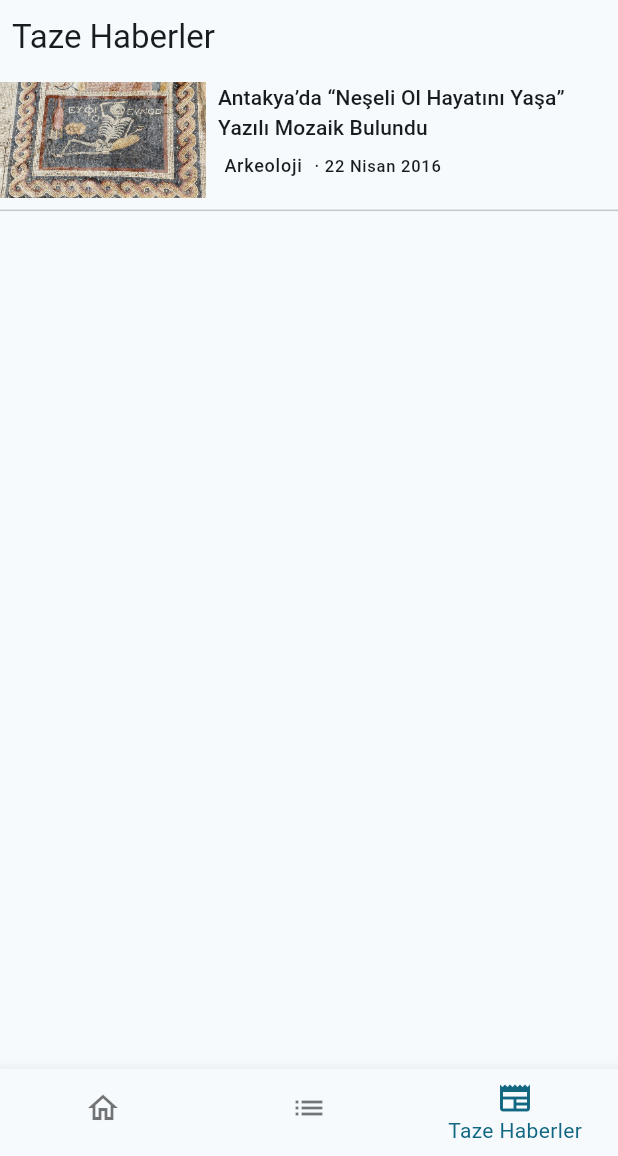
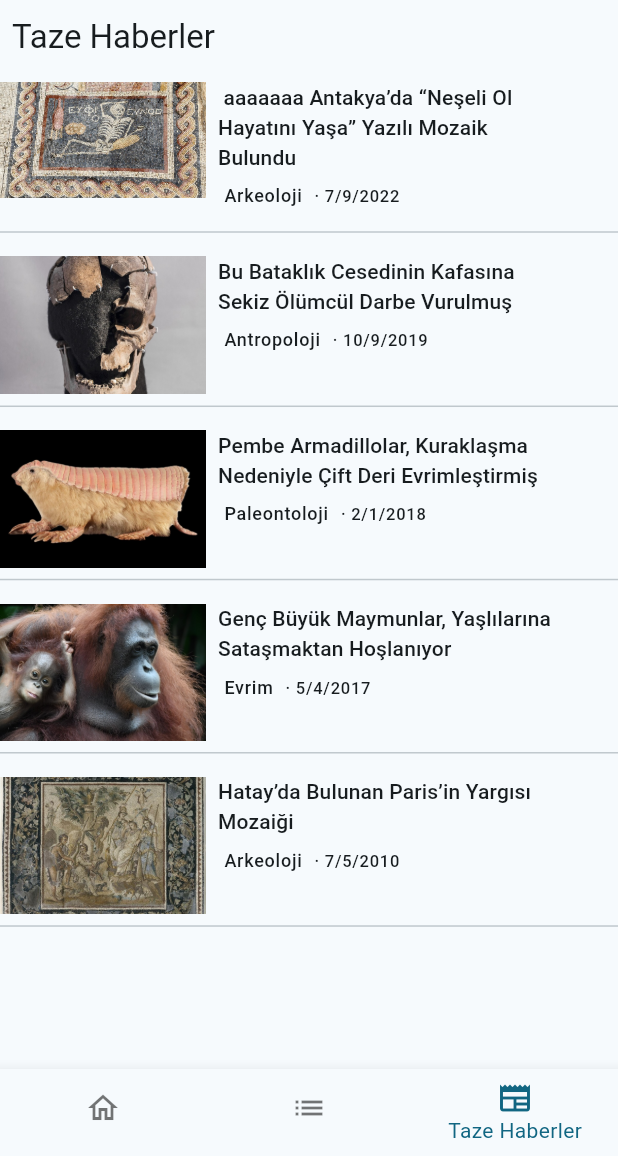
Before and after one commit to zehraCoskun/Arkeofili-Mobile, a Flutter app: the screen it shows after launch, item 3 of the bottom bar chosen, on a phone screen of 412 x 824 dp, the part 80-1236 px from its top. Run offline on Flutter 3.47's test engine with Material 3 defaults, Android fonts, the light colour scheme and no system bars.

Commit message:
latest posts screen updated

```diff
--- a/lib/data/dummy_data.dart
+++ b/lib/data/dummy_data.dart
@@ -3,7 +3,7 @@ import 'package:arkeofili_mobile/model/post_model.dart';
 
 final List<PostModel> dummyData = [
   PostModel(
-    title: "Antakya’da “Neşeli Ol Hayatını Yaşa” Yazılı Mozaik Bulundu",
+    title: " aaaaaaa Antakya’da “Neşeli Ol Hayatını Yaşa” Yazılı Mozaik Bulundu",
     thumbnail: "assets/images/nese.jpg",
     content:
         "Antiocheia  Antik Kenti’nin bir mahallesinde üzerinde Grekçe “Neşeli ol hayatını yaşa” yazan bir mozaik bulundu. Hatay Arkeoloji Müzesi Arkeoloğu Demet Kara, Türkiye’de bu mozaiğin eşinin olmadığını, ancak İtalya’da bir benzerine rastlandığını söyledi. Üzerinde Grekçe, ‘neşeli ol hayatını yaşa’ yazılı olduğunu belirten Kara mozaik üstünde yapılan bilimsel çalışmalar sonucu, MÖ 3. yüzyıla tarihlenen bir evin yemek salonuna ait olduğunun belirlendiğini söyledi. Kara, iskelet üstünde Doç. Dr. Hatice Pamir’in çalışmalar yaptığını söyledi: “Doç. Dr. Pamir, onu ‘iskelet mozaik’ olarak adlandırdı.” Mozaik tessera adı verilen küçük mozaik parçalarıyla yapılmış.Mozaik üzerinde üç sahne olduğu belirtiliyor, bu sahneler Roma döneminde elif sınıf için önemli olan şeyleri yansıtıyor olabilir. Arkeolog Demet Kara “Roma döneminde elit sınıfın arasında sosyal etkinlik olarak iki şey çok önemli. Biri hamam olayı, ikincisi ise akşam yemeği” diyor. Kara’ya göre mozaikte de bu etkinlikler yansıtılıyor: “Birinci sahnede bir zenci, kürekle ateş atıyor. Bu, hamamı simgeliyor. Orta sahnede ise güneş saati, ve ona koşan giysili bir genç ile arkasında çıplak kafalı bir uşağı var.”",
@@ -12,7 +12,7 @@ final List<PostModel> dummyData = [
     duration: "2 dk",
     category: Categories.archaeology,
     isTop: true,
-    releaseDate: DateTime.now(),
+    releaseDate: DateTime(2022, 9, 7),
   ),
   PostModel(
     title: "Hatay’da Bulunan Paris’in Yargısı Mozaiği",
@@ -24,7 +24,7 @@ final List<PostModel> dummyData = [
     duration: "3 dk",
     category: Categories.archaeology,
     isTop: false,
-    releaseDate: DateTime.now(),
+    releaseDate: DateTime(2010, 5, 7),
   ),
   PostModel(
     title: "Bu Bataklık Cesedinin Kafasına Sekiz Ölümcül Darbe Vurulmuş",
@@ -36,7 +36,7 @@ final List<PostModel> dummyData = [
     duration: "3 dk",
     category: Categories.anthropology,
     isTop: false,
-    releaseDate: DateTime.now(),
+    releaseDate: DateTime(2019, 9, 10),
   ),
   PostModel(
     title: "Pembe Armadillolar, Kuraklaşma Nedeniyle Çift Deri Evrimleştirmiş",
@@ -48,7 +48,7 @@ final List<PostModel> dummyData = [
     duration: "5 dk",
     category: Categories.palaeontology,
     isTop: true,
-    releaseDate: DateTime.now(),
+    releaseDate: DateTime(2018, 1, 2),
   ),
   PostModel(
     title: "Genç Büyük Maymunlar, Yaşlılarına Sataşmaktan Hoşlanıyor",
@@ -60,6 +60,6 @@ final List<PostModel> dummyData = [
     duration: "2 dk",
     category: Categories.evolution,
     isTop: true,
-    releaseDate: DateTime.now(),
+    releaseDate: DateTime(2017, 4, 5),
   )
 ];
--- a/lib/screen/popular_screen.dart
+++ b/lib/screen/latest_posts_screen.dart
@@ -4,11 +4,13 @@ import 'package:arkeofili_mobile/model/post_model.dart';
 import 'package:arkeofili_mobile/widget/post_card_widget.dart';
 import 'package:flutter/material.dart';
 
-class PopularScreen extends StatelessWidget {
-  const PopularScreen({super.key, required this.postModel});
-  final PostModel postModel;
+class LatestPostsScreen extends StatelessWidget {
+  const LatestPostsScreen({super.key});
   @override
   Widget build(BuildContext context) {
+    dummyData.sort((a, b) => b.releaseDate.compareTo(a.releaseDate));
+    List<PostModel> latestPosts = dummyData.take(5).toList();
+
     final double width = MediaQuery.of(context).size.width;
     return Column(
       crossAxisAlignment: CrossAxisAlignment.start,
@@ -20,11 +22,18 @@ class PopularScreen extends StatelessWidget {
             style: Theme.of(context).textTheme.titleLarge,
           ),
         ),
-        PostCardWidget(
-          width: width,
-          postModel: dummyData[0],
-          isDate: true,
-        ),
+        AspectRatio(
+          aspectRatio: 1 / 1.5,
+          child: ListView.builder(
+              itemCount: latestPosts.length,
+              itemBuilder: (context, index) {
+                return PostCardWidget(
+                  width: width,
+                  postModel: latestPosts[index],
+                  isDate: true,
+                );
+              }),
+        )
       ],
     );
   }
--- a/lib/screen/main_screen.dart
+++ b/lib/screen/main_screen.dart
@@ -2,7 +2,7 @@ import 'package:arkeofili_mobile/constant/screens_const.dart';
 import 'package:arkeofili_mobile/data/dummy_data.dart';
 import 'package:arkeofili_mobile/screen/categories_screen.dart';
 import 'package:arkeofili_mobile/screen/home_screen.dart';
-import 'package:arkeofili_mobile/screen/popular_screen.dart';
+import 'package:arkeofili_mobile/screen/latest_posts_screen.dart';
 import 'package:arkeofili_mobile/widget/backgrounda_widget.dart';
 import 'package:flutter/material.dart';
 
@@ -23,8 +23,8 @@ class _MainScreenState extends State<MainScreen> {
 
   final List<Widget> screens = [
     const HomeScreen(),
-    CategoriesScreen(),
-    PopularScreen(postModel: dummyData[1]),
+    const CategoriesScreen(),
+    const LatestPostsScreen(),
   ];
 
   @override
--- a/lib/widget/post_card_widget.dart
+++ b/lib/widget/post_card_widget.dart
@@ -76,7 +76,7 @@ class InfoWidget extends StatelessWidget {
   Widget build(BuildContext context) {
     if (isDate) {
       return Text(
-        "· ${postModel.date.toString()}",
+        "· ${_formatDate(postModel.releaseDate)}",
         style: Theme.of(context).textTheme.labelSmall,
       );
     } else {
@@ -87,3 +87,7 @@ class InfoWidget extends StatelessWidget {
     }
   }
 }
+
+String _formatDate(DateTime date) {
+  return "${date.day}/${date.month}/${date.year}";
+}
```
Also changed, not shown: 1 other file.
